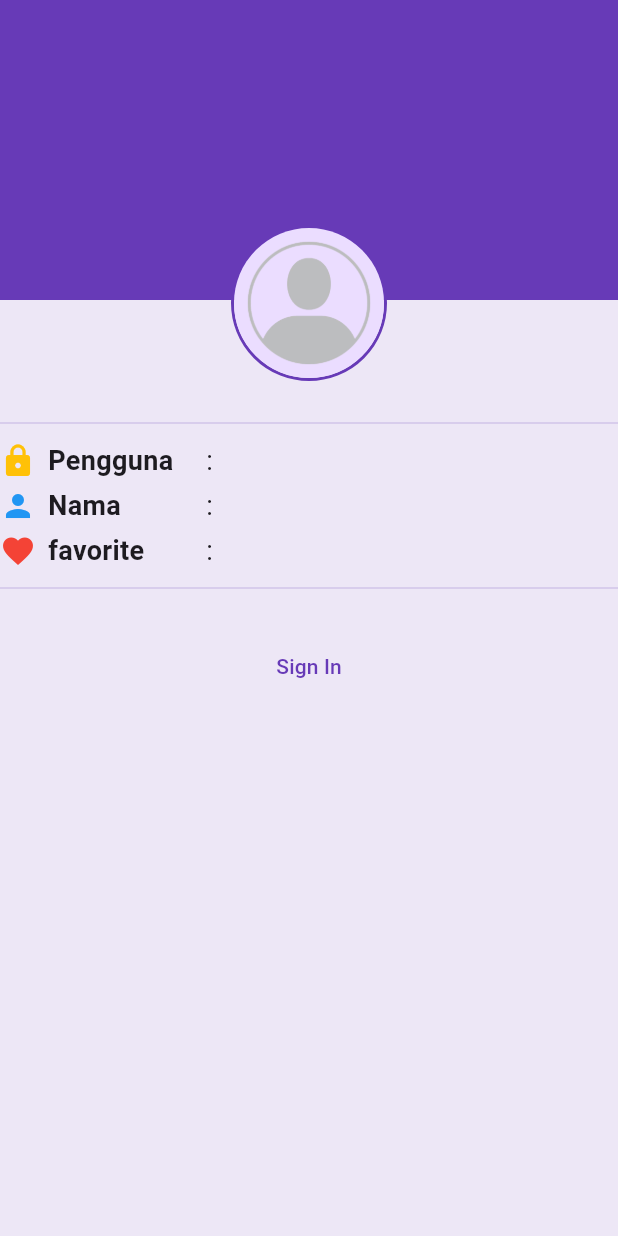
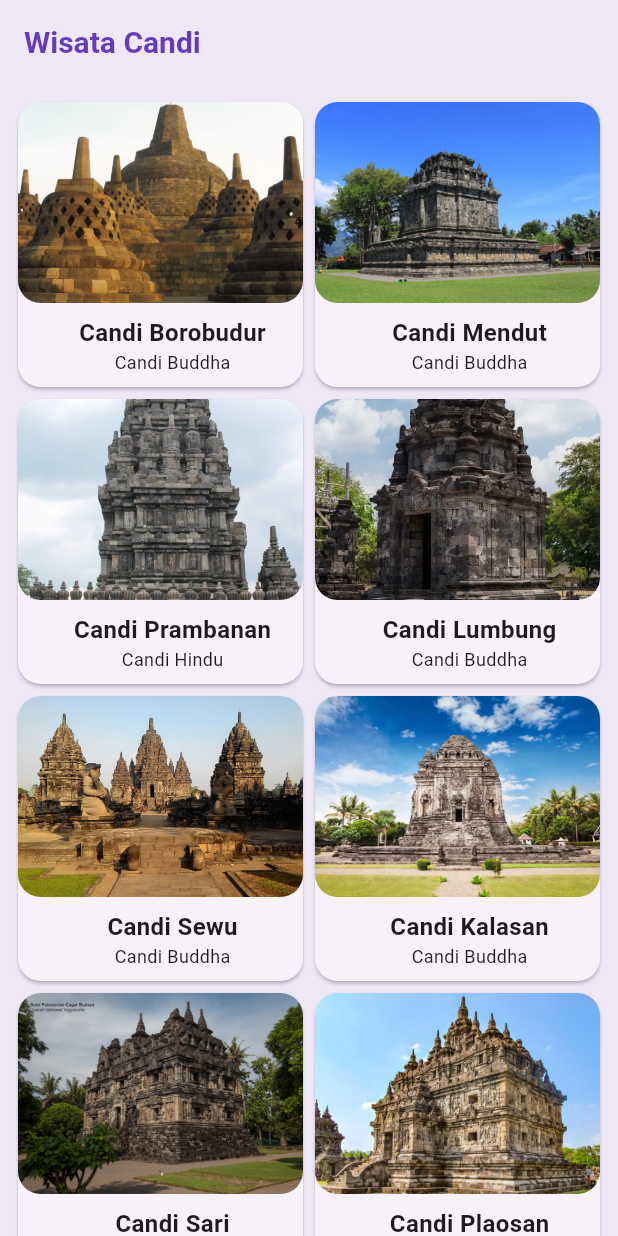
Before and after one commit to YoujoSenku/wisata_candi_stevencl, a Flutter app: the screen it shows after launch, on a phone screen of 412 x 824 dp. Run offline on Flutter 3.47's test engine with Material 3 defaults, Android fonts, the phone set to English and light mode, and no system bars; our stand-ins replace cached_network_image.

Commit message:
update gridview

```diff
--- a/lib/main.dart
+++ b/lib/main.dart
@@ -4,6 +4,7 @@ import 'package:wisata_candi_stevencl/data/candi_data.dart';
 import 'package:wisata_candi_stevencl/providers/auth_provider.dart';
 import 'package:wisata_candi_stevencl/providers/favorite_provider.dart';
 import 'package:wisata_candi_stevencl/screens/detail_screen.dart';
+import 'package:wisata_candi_stevencl/screens/home_screen.dart';
 import 'package:wisata_candi_stevencl/screens/profile_screen.dart';
 import 'package:wisata_candi_stevencl/screens/search_screen.dart';
 import 'package:wisata_candi_stevencl/screens/sign_in_screen.dart';
@@ -43,7 +44,8 @@ class MyApp extends StatelessWidget {
         ),
         useMaterial3: true,
       ),
-      home: ProfileScreen(),
+      home: HomeScreen(),
+      // home: ProfileScreen(),
       // home: DetailScreen(candi: candiList[0],),
       // home: SignInScreen(),
     );
--- /dev/null
+++ b/lib/screens/home_screen.dart
@@ -0,0 +1,32 @@
+import 'package:flutter/material.dart';
+import 'package:wisata_candi_stevencl/data/candi_data.dart';
+import 'package:wisata_candi_stevencl/models/candi.dart';
+import 'package:wisata_candi_stevencl/widgets/item_card.dart';
+
+class HomeScreen extends StatefulWidget {
+  const HomeScreen({super.key});
+
+  @override
+  State<HomeScreen> createState() => _HomeScreenState();
+}
+
+class _HomeScreenState extends State<HomeScreen> {
+  @override
+  Widget build(BuildContext context) {
+    return Scaffold(
+      // TODO: 1 Buat appbar dengan judul Wisata Candi
+      appBar: AppBar(title: Text('Wisata Candi'),),
+      // TODO: 2 Buat body dengan Gridview.builder
+      body: GridView.builder(
+          gridDelegate: SliverGridDelegateWithFixedCrossAxisCount(crossAxisCount: 2),
+          padding: EdgeInsets.all(8),
+          itemCount: candiList.length,
+          itemBuilder: (context, index) {
+            // TODO: 3 Buat ItemCard sebagai return value dari GridView.builder
+            Candi candi = candiList[index];
+            return ItemCard(candi: candi);
+          }
+      ),
+    );
+  }
+}
--- /dev/null
+++ b/lib/widgets/item_card.dart
@@ -0,0 +1,51 @@
+import 'package:flutter/material.dart';
+import 'package:wisata_candi_stevencl/models/candi.dart';
+
+class ItemCard extends StatelessWidget {
+  // TODO: 1. Deklarasikan variabel yang dibutuhkan dan pasang pada konstruktor
+  final Candi candi;
+
+  const ItemCard({super.key, required this.candi});
+
+  @override
+  Widget build(BuildContext context) {
+    return Card(
+      // TODO: 2. Tetapkan parameter shape, margin, dan elevation dari Cari
+      shape: RoundedRectangleBorder(borderRadius: BorderRadius.circular(15)),
+      margin: EdgeInsets.all(4),
+      elevation: 1,
+      child: Column(
+        children: [
+          // TODO: 3 Buat Image sebagai anak dari Column
+          Expanded(
+            child: ClipRRect(
+              borderRadius: BorderRadius.circular(15),
+                child: Image.asset(
+                    candi.imageAsset,
+                    width: double.infinity,
+                    fit: BoxFit.cover
+                ),
+            ),
+          ),
+          // TODO: 4 Buat Text sebagai anak dari Column
+          Padding(
+            padding: EdgeInsets.only(left: 16, top: 8),
+            child: Text(candi.name,
+              style: TextStyle(
+                  fontSize: 16,
+                  fontWeight: FontWeight.bold
+              ),
+            ),
+          ),
+          // TODO: 5 Buat Text sebagai anak dari Column
+          Padding(
+            padding: EdgeInsets.only(left: 16, bottom: 8),
+            child: Text(candi.type,
+              style: TextStyle(fontSize: 12),
+            ),
+          ),
+        ],
+      ),
+    );
+  }
+}
```
